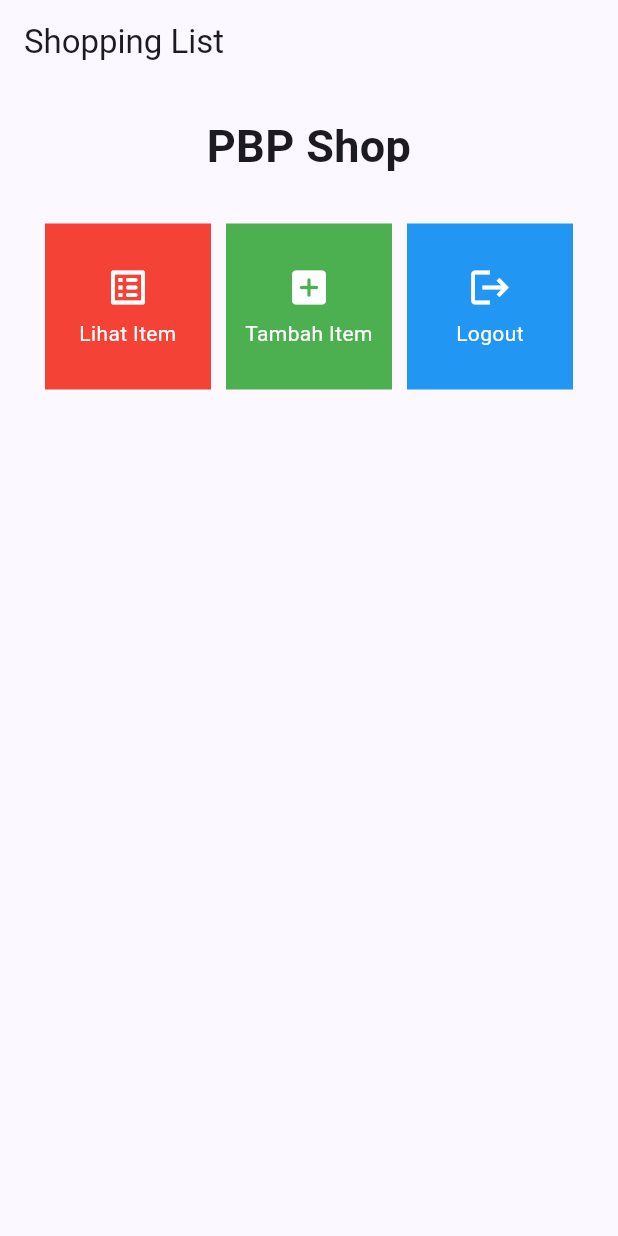
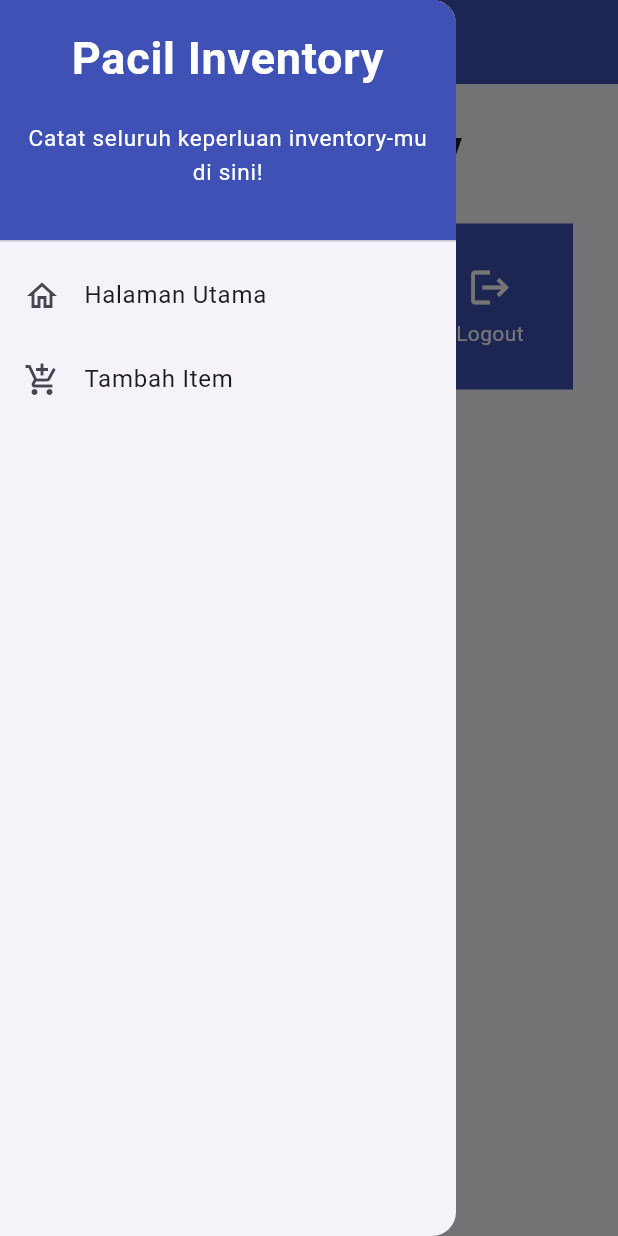
Before and after one commit to DaWanAnOnli/pacil-inventory-mobile, a Flutter app: the screen it shows after launch, with the side drawer open (before the commit the screen has no drawer), on a phone screen of 412 x 824 dp. Run offline on Flutter 3.47's test engine with Material 2 defaults, Android fonts, the phone set to English and light mode, and no system bars.

Commit message:
Tugas 8 done

```diff
--- a/lib/main.dart
+++ b/lib/main.dart
@@ -1,5 +1,5 @@
 import 'package:flutter/material.dart';
-import 'package:pacil_inventory/menu.dart';
+import 'package:pacil_inventory/screens/menu.dart';
 
 void main() {
   runApp(const MyApp());
@@ -12,7 +12,7 @@
   @override
   Widget build(BuildContext context) {
     return MaterialApp(
-      title: 'Flutter Demo',
+      title: 'Pacil Inventory',
       theme: ThemeData(
         // This is the theme of your application.
         //
--- a/lib/menu.dart
+++ b/lib/screens/menu.dart
@@ -1,11 +1,14 @@
 import 'package:flutter/material.dart';
+import 'package:pacil_inventory/screens/inventory_list_form.dart';
+import 'package:pacil_inventory/widgets/left_drawer.dart';
+import 'package:pacil_inventory/widgets/inv_card.dart';
 
 class MyHomePage extends StatelessWidget {
   MyHomePage({Key? key}) : super(key: key);
-  final List<ShopItem> items = [
-    ShopItem("Lihat Item", Icons.list_alt_rounded, Colors.red),
-    ShopItem("Tambah Item", Icons.add_box_rounded, Colors.green),
-    ShopItem("Logout", Icons.logout, Colors.blue),
+  final List<InventoryItem> items = [
+    InventoryItem("Lihat Item", Icons.list_alt_rounded, Colors.red),
+    InventoryItem("Tambah Item", Icons.add_box_rounded, Colors.green),
+    InventoryItem("Logout", Icons.logout, Colors.blue),
 ];
 
   // This widget is the home page of your application. It is stateful, meaning
@@ -20,11 +23,18 @@
  @override
     Widget build(BuildContext context) {
         return Scaffold(
-      appBar: AppBar(
-        title: const Text(
-          'Shopping List',
-        ),
-      ),
+  appBar: AppBar(
+    title: const Text(
+      'Pacil Inventory',
+    ),
+    backgroundColor: Colors.indigo,
+    foregroundColor: Colors.white,
+  ),
+  // Masukkan drawer sebagai parameter nilai drawer dari widget Scaffold
+  drawer: const LeftDrawer(),
+
+
+
       body: SingleChildScrollView(
         // Widget wrapper yang dapat discroll
         child: Padding(
@@ -36,7 +46,7 @@
                 padding: EdgeInsets.only(top: 10.0, bottom: 10.0),
                 // Widget Text untuk menampilkan tulisan dengan alignment center dan style yang sesuai
                 child: Text(
-                  'PBP Shop', // Text yang menandakan toko
+                  'Pacil Inventory', // Text yang menandakan toko
                   textAlign: TextAlign.center,
                   style: TextStyle(
                     fontSize: 30,
@@ -53,9 +63,9 @@
                 mainAxisSpacing: 10,
                 crossAxisCount: 3,
                 shrinkWrap: true,
-                children: items.map((ShopItem item) {
+                children: items.map((InventoryItem item) {
                   // Iterasi untuk setiap item
-                  return ShopCard(item);
+                  return InventoryCard(item);
                 }).toList(),
               ),
             ],
@@ -68,23 +78,17 @@
     }
 }
 
-class ShopItem {
-  final String name;
-  final IconData icon;
-  final Color color;
 
-  ShopItem(this.name, this.icon, this.color);
-}
 
-class ShopCard extends StatelessWidget {
-  final ShopItem item;
+class InventoryCard extends StatelessWidget {
+  final InventoryItem item;
 
-  const ShopCard(this.item, {super.key}); // Constructor
+  const InventoryCard(this.item, {super.key}); // Constructor
 
   @override
   Widget build(BuildContext context) {
     return Material(
-      color: item.color,
+      color: Colors.indigo,
       child: InkWell(
         // Area responsive terhadap sentuhan
         onTap: () {
@@ -93,6 +97,12 @@
             ..hideCurrentSnackBar()
             ..showSnackBar(SnackBar(
                 content: Text("Kamu telah menekan tombol ${item.name}!")));
+
+          // Navigate ke route yang sesuai (tergantung jenis tombol)
+    if (item.name == "Tambah Item") {
+      Navigator.push(context,
+            MaterialPageRoute(builder: (context) => const InventoryFormPage()));
+    }
         },
         child: Container(
           // Container untuk menyimpan Icon dan Text
--- /dev/null
+++ b/lib/widgets/inv_card.dart
@@ -0,0 +1,10 @@
+import 'package:flutter/material.dart';
+import 'package:pacil_inventory/screens/inventory_list_form.dart';
+
+class InventoryItem {
+  final String name;
+  final IconData icon;
+  final Color color;
+
+  InventoryItem(this.name, this.icon, this.color);
+}
--- /dev/null
+++ b/lib/widgets/left_drawer.dart
@@ -0,0 +1,70 @@
+import 'package:flutter/material.dart';
+import 'package:pacil_inventory/screens/menu.dart';
+import 'package:pacil_inventory/screens/inventory_list_form.dart';
+
+import 'package:flutter/material.dart';
+
+class LeftDrawer extends StatelessWidget {
+  const LeftDrawer({super.key});
+
+  @override
+  Widget build(BuildContext context) {
+    return Drawer(
+      child: ListView(
+        children: [
+          const DrawerHeader(
+            decoration: BoxDecoration(
+    color: Colors.indigo,
+  ),
+  child: Column(
+    children: [
+      Text(
+        'Pacil Inventory',
+        textAlign: TextAlign.center,
+        style: TextStyle(
+          fontSize: 30,
+          fontWeight: FontWeight.bold,
+          color: Colors.white,
+        ),
+      ),
+      Padding(padding: EdgeInsets.all(10)),
+      Text("Catat seluruh keperluan inventory-mu di sini!",
+          textAlign: TextAlign.center,
+        style: TextStyle(
+          fontSize: 15,
+          fontWeight: FontWeight.normal,
+          color: Colors.white,
+          ),
+      ),
+    ],
+  ),
+          ),
+          ListTile(
+  leading: const Icon(Icons.home_outlined),
+  title: const Text('Halaman Utama'),
+  // Bagian redirection ke MyHomePage
+  onTap: () {
+    Navigator.pushReplacement(
+        context,
+        MaterialPageRoute(
+          builder: (context) => MyHomePage(),
+        ));
+  },
+),
+ListTile(
+  leading: const Icon(Icons.add_shopping_cart),
+  title: const Text('Tambah Item'),
+  // Bagian redirection ke InventoryFormPage
+  onTap: () {
+    Navigator.pushReplacement(
+        context,
+        MaterialPageRoute(
+          builder: (context) => const InventoryFormPage(),
+        ));
+  },
+),
+        ],
+      ),
+    );
+  }
+}
```
Also changed, not shown: lib/screens/inventory_list_form.dart (added, +163 -0 lines).
